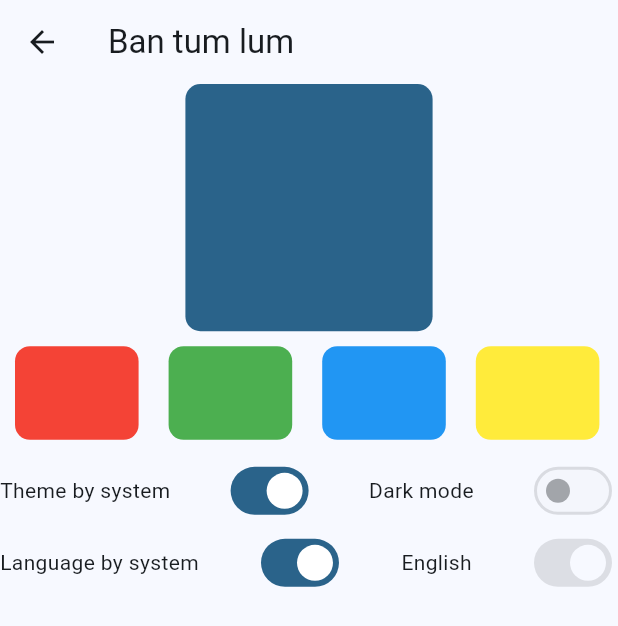
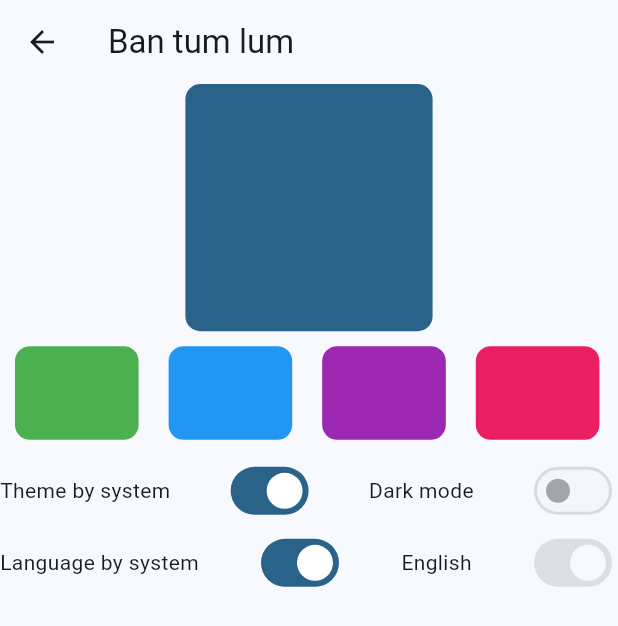
Before and after one commit to alexcao194/flutter_base_project, a Flutter app: the screen it shows after launch, on a phone screen of 412 x 824 dp. Shown: the top 626 px of the screen. Run offline on Flutter 3.47's test engine with Material 3 defaults, Android fonts, the phone set to English and light mode, and no system bars; our stand-ins replace dartz, device_info_plus, dio, flutter_bloc, freezed_annotation, get_it and 4 more; missing offline and left inert: android_id; accounts and stored records are empty; generated files the repository leaves out were written again.

Commit message:
feat(settings): remove unnecessary color seed
(cherry picked from commit 22d9135b63478671991166d506caf0af5231792d)

```diff
--- a/lib/app/presentation/screen/settings/settings_screen.dart
+++ b/lib/app/presentation/screen/settings/settings_screen.dart
@@ -12,21 +12,15 @@ class SettingsScreen extends StatelessWidget {
   @override
   Widget build(BuildContext context) {
     final seeks = [
-      Colors.red,
       Colors.green,
       Colors.blue,
-      Colors.yellow,
       Colors.purple,
-      Colors.orange,
       Colors.pink,
       Colors.teal,
       Colors.indigo,
       Colors.cyan,
       Colors.amber,
       Colors.lime,
-      Colors.brown,
-      Colors.grey,
-      Colors.blueGrey,
     ];
 
     return BlocBuilder<SettingsBloc, SettingsState>(
```
